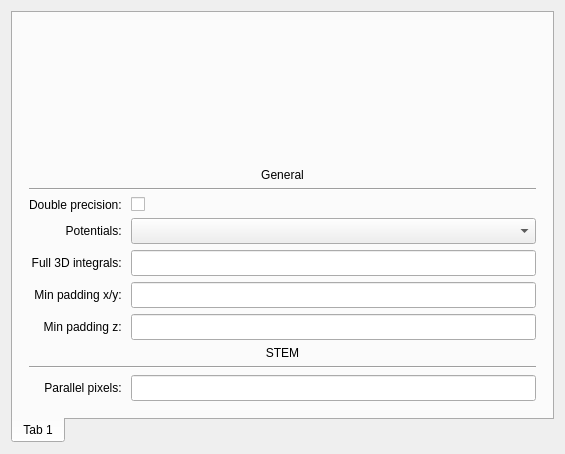
Before: the Qt Designer form src/gui/dialogs/settings/frames/globalsimsettingsframe.ui in JJPPeters/clTEM, drawn with Qt 5.
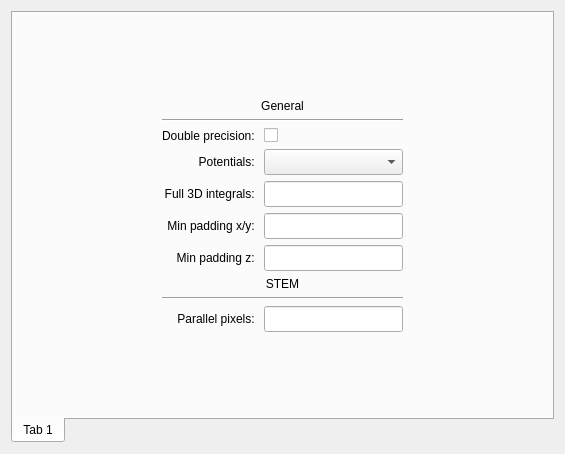
After: the same form once the commit is applied. Custom widgets are drawn as their Qt base class.

What changed in the file:
```diff
--- a/src/gui/dialogs/settings/frames/globalsimsettingsframe.ui
+++ b/src/gui/dialogs/settings/frames/globalsimsettingsframe.ui
@@ -182,6 +182,12 @@
          <property name="orientation">
           <enum>Qt::Horizontal</enum>
          </property>
+         <property name="sizeHint" stdset="0">
+          <size>
+           <width>0</width>
+           <height>0</height>
+          </size>
+         </property>
         </spacer>
        </item>
        <item row="5" column="2">
@@ -215,6 +221,12 @@
          <property name="orientation">
           <enum>Qt::Horizontal</enum>
          </property>
+         <property name="sizeHint" stdset="0">
+          <size>
+           <width>0</width>
+           <height>0</height>
+          </size>
+         </property>
         </spacer>
        </item>
        <item row="2" column="1" colspan="2">
@@ -248,6 +260,12 @@
          <property name="orientation">
           <enum>Qt::Vertical</enum>
          </property>
+         <property name="sizeHint" stdset="0">
+          <size>
+           <width>0</width>
+           <height>0</height>
+          </size>
+         </property>
         </spacer>
        </item>
        <item row="0" column="1">
```
Left out of the diff: 6 changed lines with no effect on the pictures.
